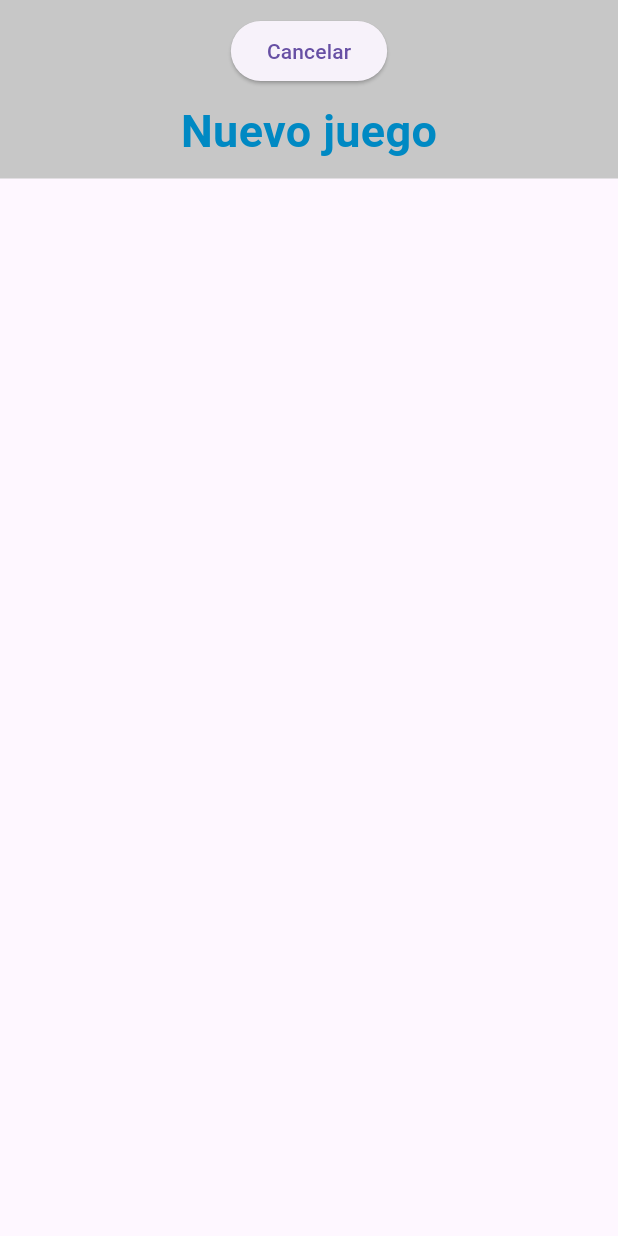
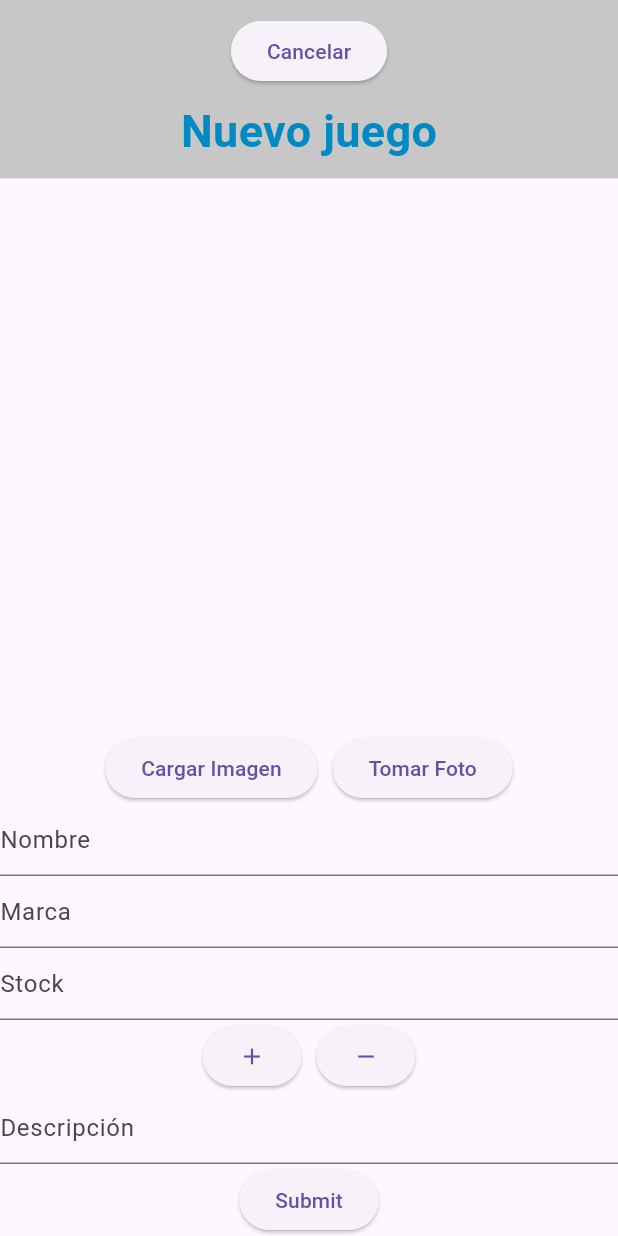
Before and after one commit to AgustinRgz/GeingeemuMobile, a Flutter app: the NewSellView screen opened by its route, on a phone screen of 412 x 824 dp. Run offline on Flutter 3.47's test engine with Material 3 defaults, Android fonts, the light colour scheme and no system bars; our stand-ins replace image_picker.

Commit message:
Ventas
Nuevo producto

```diff
--- a/lib/ventas.dart
+++ b/lib/ventas.dart
@@ -1,4 +1,7 @@
 import 'package:flutter/material.dart';
+import 'dart:io';
+import 'package:image_picker/image_picker.dart';
+import 'package:flutter/foundation.dart';
 
 class SellView extends StatefulWidget {
   const SellView({super.key});
@@ -75,28 +78,50 @@ class NewSellView extends StatefulWidget {
 }
 
 class _NewSellViewState extends State<NewSellView> {
-  // File? _image;
-  // final picker = ImagePicker();
-  // final textController = TextEditingController();
+  File? _image;
+  final picker = ImagePicker();
+  final TextEditingController nameController = TextEditingController();
+  final TextEditingController brandController = TextEditingController();
+  final TextEditingController stockController = TextEditingController();
+  final TextEditingController descriptionController = TextEditingController();
 
-  // Future getImage(ImageSource source) async {
-  //   final pickedFile = await picker.pickImage(source: source);
+  // Function to increment the stock
+  void incrementStock() {
+    setState(() {
+      int currentStock = int.tryParse(stockController.text) ?? 0;
+      stockController.text = (currentStock + 1).toString();
+    });
+  }
 
-  //   setState(() {
-  //     if (pickedFile != null) {
-  //       _image = File(pickedFile.path);
-  //     }
-  //   });
-  // }
+  // Function to decrement the stock
+  void decrementStock() {
+    setState(() {
+      int currentStock = int.tryParse(stockController.text) ?? 0;
+      if (currentStock > 0) {
+        stockController.text = (currentStock - 1).toString();
+      }
+    });
+  }
+
+  Future getImage(ImageSource source) async {
+    final pickedFile = await picker.pickImage(source: source);
+
+    setState(() {
+      if (pickedFile != null) {
+        _image = File(pickedFile.path);
+      }
+    });
+  }
 
   @override
   Widget build(BuildContext context) {
     return Scaffold(
       body: Column(
-        children: [
+        children: <Widget>[
           Container(
             padding: const EdgeInsets.all(10.0),
-            color: const Color.fromARGB(255, 199, 199, 199), // Color de fondo del título
+            color: const Color.fromARGB(
+                255, 199, 199, 199), // Color de fondo del título
             child: Column(
               mainAxisAlignment: MainAxisAlignment.center,
               children: [
@@ -134,6 +159,70 @@ class _NewSellViewState extends State<NewSellView> {
               ),
             ),
           ),
+          if (_image != null)
+            kIsWeb
+                ? Image.network(
+                    _image!.path,
+                    width: MediaQuery.of(context).size.width,
+                  )
+                : Image.file(
+                    _image!,
+                    width: MediaQuery.of(context).size.width,
+                  ),
+          Row(
+            mainAxisAlignment: MainAxisAlignment.center,
+            children: [
+              ElevatedButton(
+                  onPressed: () => getImage(ImageSource.gallery),
+                  child: const Text("Cargar Imagen")),
+              const SizedBox(
+                width: 10,
+                height: 10,
+              ),
+              ElevatedButton(
+                  onPressed: () => getImage(ImageSource.camera),
+                  child: const Text("Tomar Foto")),
+            ],
+          ),
+          TextField(
+            controller: nameController,
+            decoration: const InputDecoration(hintText: 'Nombre'),
+          ),
+          TextField(
+            controller: brandController,
+            decoration: const InputDecoration(hintText: 'Marca'),
+          ),
+          TextField(
+            controller: stockController,
+            keyboardType: TextInputType.number,
+            decoration: const InputDecoration(hintText: 'Stock'),
+          ),
+
+          // Numeric input for incrementing and decrementing stock
+          Row(
+            mainAxisAlignment: MainAxisAlignment.center,
+            children: [
+              ElevatedButton(
+                onPressed: incrementStock,
+                child: Icon(Icons.add),
+              ),
+              SizedBox(width: 10),
+              ElevatedButton(
+                onPressed: decrementStock,
+                child: Icon(Icons.remove),
+              ),
+            ],
+          ),
+          TextField(
+            controller: descriptionController,
+            decoration: const InputDecoration(hintText: 'Descripción'),
+          ),
+          ElevatedButton(
+              onPressed: () {
+                setState(() {});
+              },
+              child: const Text('Submit')),
+          if (_image != null) Text(nameController.text),
         ],
       ),
     );
```
